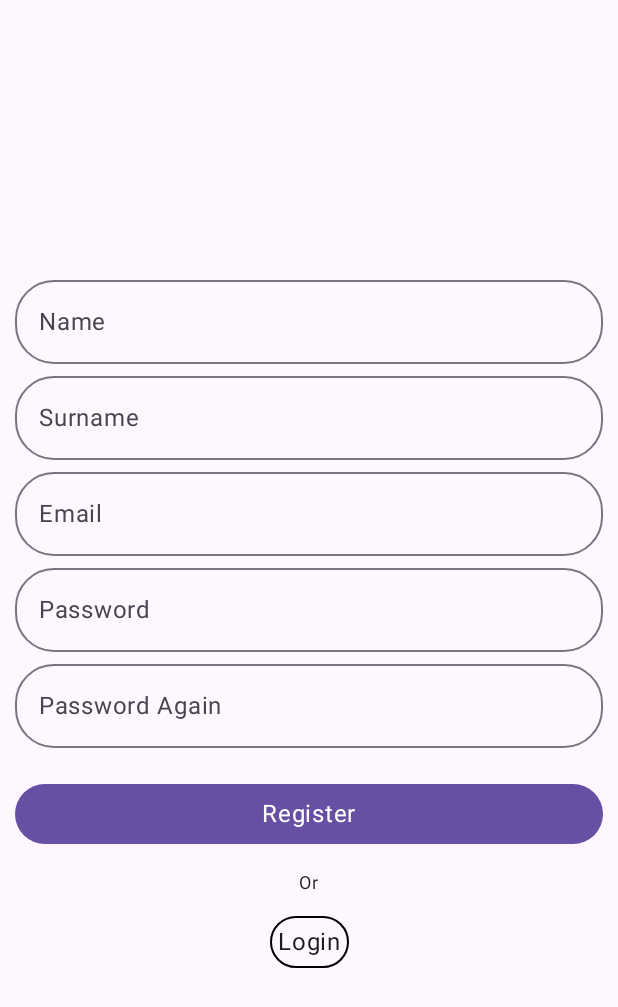
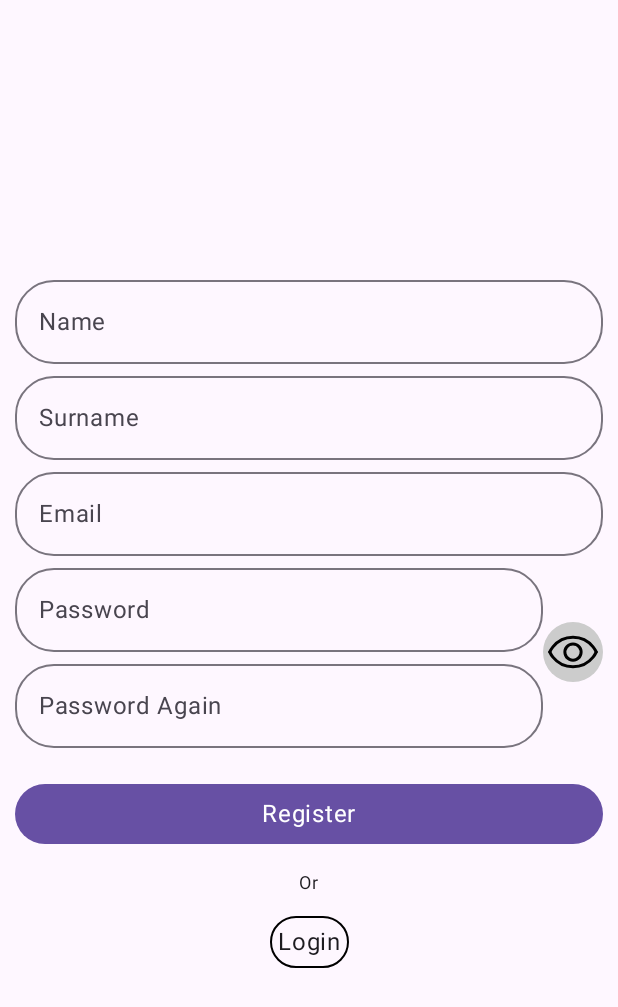
Before and after one commit to mustafaberk1996/ComposeLogin, an Android app built with Jetpack Compose: the @Preview function RegisterPreview, on a phone screen of 412 x 824 dp. Shown: the top 1007 px of the screen. Run offline under Robolectric (Android 15) with nearby library versions, the light colour scheme and no system bars; Roboto replaces fonts that are not available here.

Commit message:
passwords textfields in Register design updated.

```diff
--- a/app/src/main/java/com/example/composelogin/ui/login/Register.kt
+++ b/app/src/main/java/com/example/composelogin/ui/login/Register.kt
@@ -1,15 +1,20 @@
 package com.example.composelogin.ui.login
 
 import android.util.Patterns
+import androidx.compose.foundation.Image
+import androidx.compose.foundation.background
 import androidx.compose.foundation.border
 import androidx.compose.foundation.clickable
 import androidx.compose.foundation.layout.Arrangement
 import androidx.compose.foundation.layout.Box
 import androidx.compose.foundation.layout.Column
+import androidx.compose.foundation.layout.Row
 import androidx.compose.foundation.layout.Spacer
 import androidx.compose.foundation.layout.fillMaxSize
 import androidx.compose.foundation.layout.fillMaxWidth
 import androidx.compose.foundation.layout.padding
+import androidx.compose.foundation.layout.size
+import androidx.compose.foundation.shape.CircleShape
 import androidx.compose.foundation.shape.RoundedCornerShape
 import androidx.compose.foundation.text.KeyboardOptions
 import androidx.compose.material3.Button
@@ -32,11 +37,13 @@ import androidx.compose.runtime.saveable.rememberSaveable
 import androidx.compose.runtime.setValue
 import androidx.compose.ui.Alignment
 import androidx.compose.ui.Modifier
+import androidx.compose.ui.draw.clip
 import androidx.compose.ui.graphics.Color
-import androidx.compose.ui.platform.LocalContext
+import androidx.compose.ui.res.painterResource
 import androidx.compose.ui.res.stringResource
 import androidx.compose.ui.text.input.KeyboardType
 import androidx.compose.ui.text.input.PasswordVisualTransformation
+import androidx.compose.ui.text.input.VisualTransformation
 import androidx.compose.ui.tooling.preview.Preview
 import androidx.compose.ui.unit.dp
 import androidx.compose.ui.unit.sp
@@ -58,8 +65,6 @@ fun Register(
     navigateToMain: (name: String, surname: String, email: String) -> Unit
 ) {
 
-    val context = LocalContext.current
-
     var name by rememberSaveable { mutableStateOf("") }
     var surname by rememberSaveable { mutableStateOf("") }
     var email by rememberSaveable { mutableStateOf("") }
@@ -67,6 +72,7 @@ fun Register(
     var passwordAgain by rememberSaveable { mutableStateOf("") }
     var snackbarState by remember { mutableStateOf(SnackbarState()) }
     var visibleSnackbar by remember { mutableStateOf(false) }
+    var passwordVisibility by remember { mutableStateOf(false) }
 
     val scope = rememberCoroutineScope()
     val snackbarHostState = remember { SnackbarHostState() }
@@ -136,6 +142,17 @@ fun Register(
                     },
                 )
 
+
+                val painterPasswordEye =
+                    if (passwordVisibility) painterResource(id = R.drawable.eye_slash_path) else painterResource(
+                        id = R.drawable.eye_path
+                    )
+                Row(
+                    verticalAlignment = Alignment.CenterVertically,
+                ) {
+                    Column(modifier = Modifier
+                        .fillMaxWidth()
+                        .weight(1f)) {
                         OutlinedTextField(
                             modifier = Modifier
                                 .fillMaxWidth(),
@@ -144,7 +161,7 @@ fun Register(
                             onValueChange = { password = it },
                             keyboardOptions = KeyboardOptions(keyboardType = KeyboardType.Password),
                             label = { Text(text = stringResource(id = R.string.register_screen_outline_textfield_password_label)) },
-                    visualTransformation =  PasswordVisualTransformation(),
+                            visualTransformation = if(passwordVisibility) VisualTransformation.None else PasswordVisualTransformation(),
                             placeholder = {
                                 Text(
                                     text = stringResource(id = R.string.register_screen_outline_textfield_password_label).lowercase(
@@ -162,6 +179,7 @@ fun Register(
                             onValueChange = { passwordAgain = it },
                             label = { Text(text = stringResource(id = R.string.register_screen_outline_textfield_password_again_label)) },
                             keyboardOptions = KeyboardOptions(keyboardType = KeyboardType.Password),
+                            visualTransformation = if(passwordVisibility) VisualTransformation.None else PasswordVisualTransformation(),
                             placeholder = {
                                 Text(
                                     text = stringResource(id = R.string.register_screen_outline_textfield_password_again_label).lowercase(
@@ -170,6 +188,20 @@ fun Register(
                                 )
                             },
                         )
+                    }
+                    Image(
+                        painter = painterPasswordEye,
+                        contentDescription = "",
+                        modifier = Modifier
+                            .size(40.dp)
+                            .fillMaxWidth()
+                            .clip(CircleShape)
+                            .background(color = Color.LightGray)
+                            .clickable {
+                                passwordVisibility = !passwordVisibility
+                            }
+                    )
+                }
 
                 Spacer(modifier = Modifier.padding(vertical = 10.dp))
 
```
Lines whose indentation alone changed are shown as unchanged.
